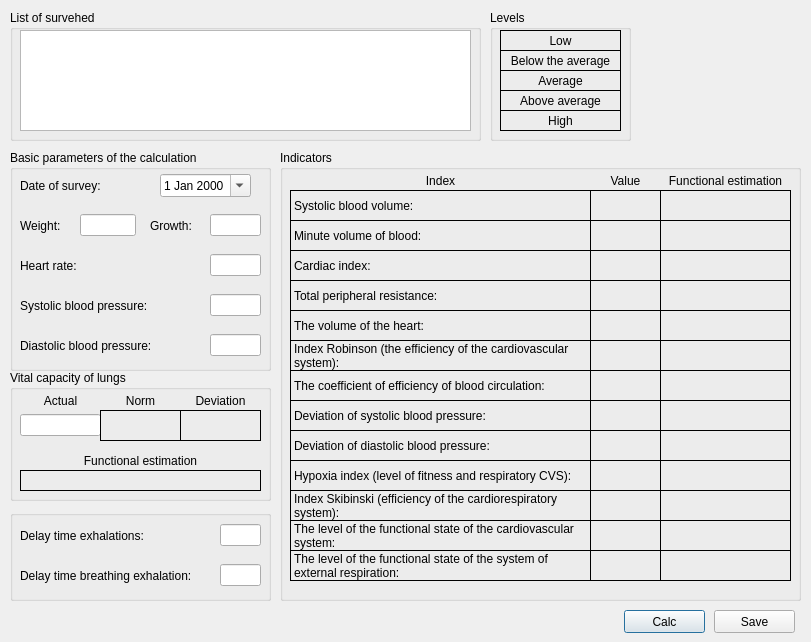
SeregaGomen/shvsm, file shvsm/shvsmintegralcreatedialog.ui: the form before one commit.
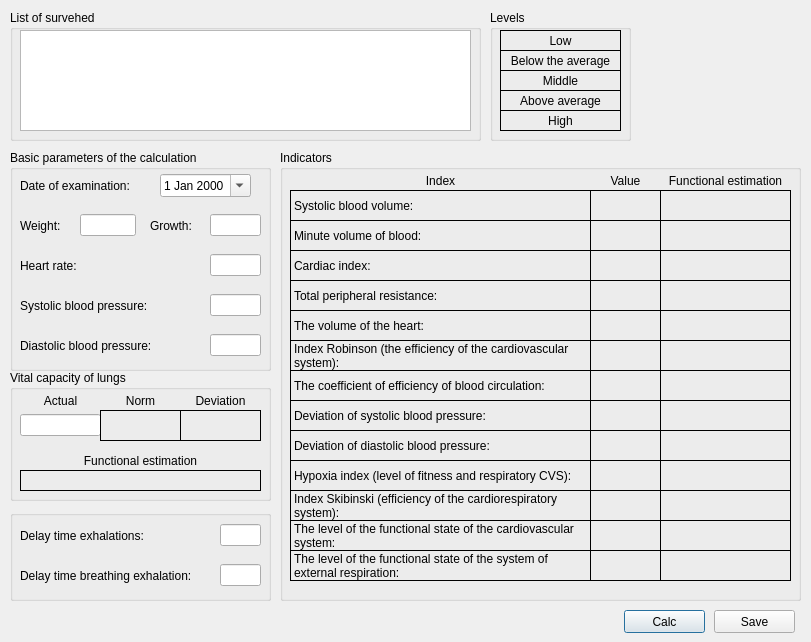
The form after the commit.

```diff
--- a/shvsm/shvsmintegralcreatedialog.ui
+++ b/shvsm/shvsmintegralcreatedialog.ui
@@ -135,7 +135,7 @@
         <enum>QFrame::Box</enum>
        </property>
        <property name="text">
-        <string>Average</string>
+        <string>Middle</string>
        </property>
        <property name="alignment">
         <set>Qt::AlignCenter</set>
@@ -245,7 +245,7 @@
      <item>
       <widget class="QLabel" name="label">
        <property name="text">
-        <string>Date of survey:</string>
+        <string>Date of examination:</string>
        </property>
       </widget>
      </item>
```
